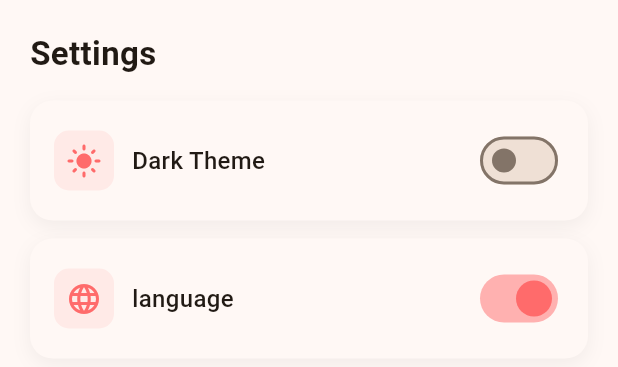
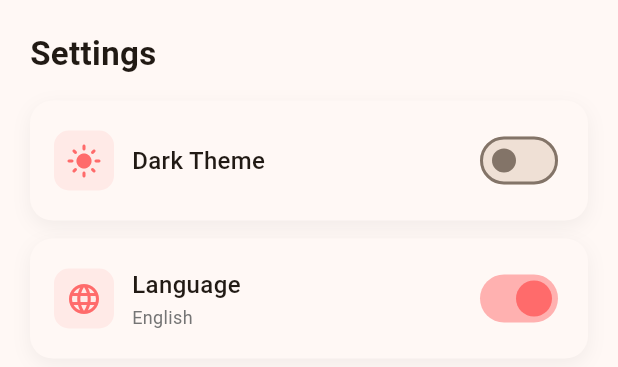
Before and after one commit to kazishakkhar17/RecipeWhisper, a Flutter app: the SettingsWidget widget shown alone on an empty page, opened directly, on a phone screen of 412 x 824 dp. Shown: the top 367 px of the screen. Run offline on Flutter 3.47's test engine with Material 3 defaults, Android fonts, the light colour scheme and no system bars; our stand-ins replace awesome_notifications, firebase_auth, firebase_core, flutter_dotenv, flutter_riverpod, get_it and 5 more; accounts and stored records are empty; network calls fail.

Commit message:
fixed some dark mode text issues

```diff
--- a/lib/features/auth/presentation/widgets/settings_widget.dart
+++ b/lib/features/auth/presentation/widgets/settings_widget.dart
@@ -11,7 +11,9 @@ class SettingsWidget extends ConsumerWidget {
   @override
   Widget build(BuildContext context, WidgetRef ref) {
     final isDarkMode = ref.watch(themeProvider) == ThemeMode.dark;
-    final isEnglish = ref.watch(localeProvider).languageCode == 'en';
+    final locale = ref.watch(localeProvider);
+    final isEnglish = locale.languageCode == 'en';
+    final currentLanguageName = isEnglish ? 'English' : 'বাংলা';
 
     return SingleChildScrollView(
       padding: const EdgeInsets.all(20),
@@ -65,7 +67,7 @@ class SettingsWidget extends ConsumerWidget {
           ),
           const SizedBox(height: 12),
 
-          // Language Toggle
+          // Language Toggle with Active Language Label
           Container(
             padding: const EdgeInsets.all(16),
             decoration: BoxDecoration(
@@ -93,8 +95,26 @@ class SettingsWidget extends ConsumerWidget {
                       child: const Icon(Icons.language, color: Color(0xFFFF6B6B)),
                     ),
                     const SizedBox(width: 12),
-                    Text(context.tr('language'),
-                        style: const TextStyle(fontSize: 16, fontWeight: FontWeight.w500)),
+                    Column(
+                      crossAxisAlignment: CrossAxisAlignment.start,
+                      children: [
+                        Text(
+                          isEnglish ? 'Language' : 'ভাষা',
+                          style: const TextStyle(fontSize: 16, fontWeight: FontWeight.w500),
+                        ),
+                        const SizedBox(height: 2),
+                        Text(
+                          currentLanguageName,
+                          style: TextStyle(
+                            fontSize: 12,
+                            color: Theme.of(context).brightness == Brightness.dark
+                                ? Colors.white60
+                                : Colors.grey[600],
+                            fontWeight: FontWeight.w400,
+                          ),
+                        ),
+                      ],
+                    ),
                   ],
                 ),
                 Switch(
```
Also changed, not shown: lib/features/ai_suggestions/presentation/screens/ai_suggestion_screen.dart (+27 -6 lines).
